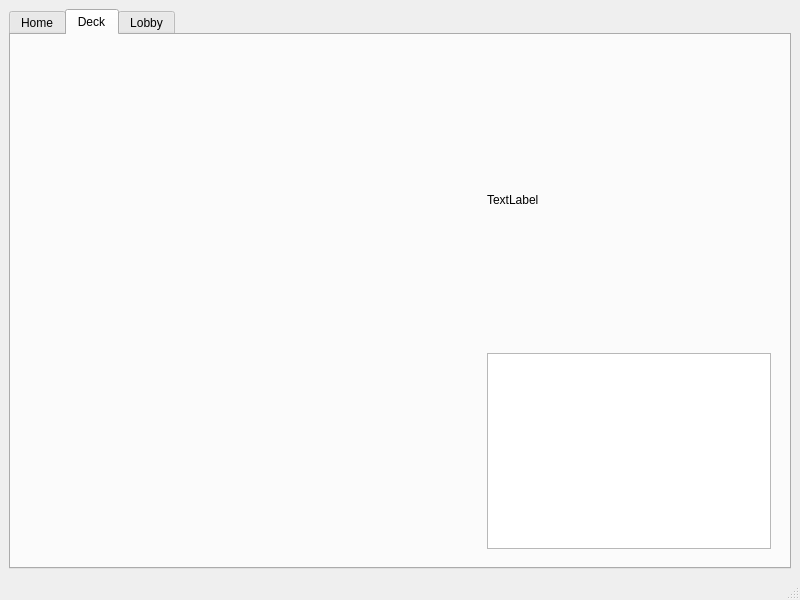
Above: mainwindow.ui from MoatazHellal/Landspire before the change. Below: the same form after it.
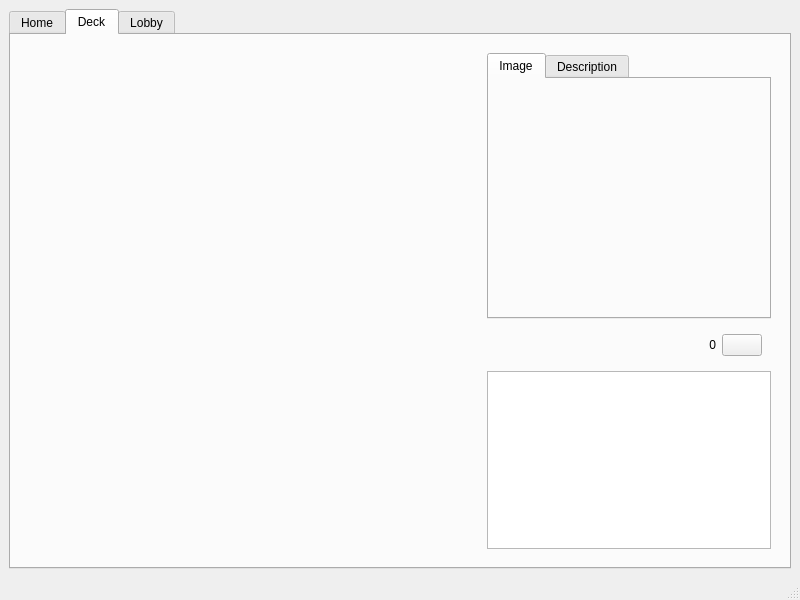
That is the form after the change. The open tabs and pages were chosen to show the change. Icons and pictures are not drawn.

Commit message: Added clead deck button, card count label, fixed drag and drop card to deck, added right click to add card to deck, added card removal from deck, updated lobby layout

```diff
--- a/mainwindow.ui
+++ b/mainwindow.ui
@@ -10,15 +10,21 @@
     <height>600</height>
    </rect>
   </property>
+  <property name="sizePolicy">
+   <sizepolicy hsizetype="MinimumExpanding" vsizetype="Preferred">
+    <horstretch>0</horstretch>
+    <verstretch>0</verstretch>
+   </sizepolicy>
+  </property>
   <property name="windowTitle">
    <string>MainWindow</string>
   </property>
   <widget class="QWidget" name="centralwidget">
-   <layout class="QHBoxLayout" name="horizontalLayout">
+   <layout class="QHBoxLayout" name="horizontalLayout_6">
     <item>
      <widget class="QTabWidget" name="tabWidget">
       <property name="currentIndex">
-       <number>1</number>
+       <number>2</number>
       </property>
       <widget class="QWidget" name="tab">
        <attribute name="title">
@@ -87,12 +93,89 @@
            <widget class="QWidget" name="RightPane" native="true">
             <layout class="QVBoxLayout" name="verticalLayout_2">
              <item>
-              <layout class="QVBoxLayout" name="verticalLayout" stretch="3,2">
+              <layout class="QVBoxLayout" name="verticalLayout" stretch="3,0,2">
                <item>
-                <widget class="QLabel" name="CardPreview">
-                 <property name="text">
-                  <string>TextLabel</string>
+                <widget class="QTabWidget" name="tabWidget_2">
+                 <property name="currentIndex">
+                  <number>0</number>
                  </property>
+                 <widget class="QWidget" name="Image">
+                  <attribute name="title">
+                   <string>Image</string>
+                  </attribute>
+                  <widget class="QLabel" name="CardPreview">
+                   <property name="geometry">
+                    <rect>
+                     <x>0</x>
+                     <y>0</y>
+                     <width>272</width>
+                     <height>229</height>
+                    </rect>
+                   </property>
+                   <property name="text">
+                    <string/>
+                   </property>
+                   <property name="alignment">
+                    <set>Qt::AlignmentFlag::AlignCenter</set>
+                   </property>
+                  </widget>
+                 </widget>
+                 <widget class="QWidget" name="Description">
+                  <attribute name="title">
+                   <string>Description</string>
+                  </attribute>
+                  <widget class="QLabel" name="CardDescription">
+                   <property name="geometry">
+                    <rect>
+                     <x>0</x>
+                     <y>0</y>
+                     <width>272</width>
+                     <height>229</height>
+                    </rect>
+                   </property>
+                   <property name="text">
+                    <string/>
+                   </property>
+                  </widget>
+                 </widget>
+                </widget>
+               </item>
+               <item>
+                <widget class="QWidget" name="widget" native="true">
+                 <property name="minimumSize">
+                  <size>
+                   <width>20</width>
+                   <height>20</height>
+                  </size>
+                 </property>
+                 <layout class="QHBoxLayout" name="horizontalLayout_7">
+                  <item>
+                   <widget class="QLabel" name="CardCount">
+                    <property name="text">
+                     <string>0</string>
+                    </property>
+                    <property name="alignment">
+                     <set>Qt::AlignmentFlag::AlignRight|Qt::AlignmentFlag::AlignTrailing|Qt::AlignmentFlag::AlignVCenter</set>
+                    </property>
+                   </widget>
+                  </item>
+                  <item>
+                   <widget class="QPushButton" name="ClearDeck">
+                    <property name="sizePolicy">
+                     <sizepolicy hsizetype="Fixed" vsizetype="Fixed">
+                      <horstretch>0</horstretch>
+                      <verstretch>0</verstretch>
+                     </sizepolicy>
+                    </property>
+                    <property name="text">
+                     <string/>
+                    </property>
+                    <property name="icon">
+                     <iconset theme="QIcon::ThemeIcon::EditDelete"/>
+                    </property>
+                   </widget>
+                  </item>
+                 </layout>
                 </widget>
                </item>
                <item>
@@ -111,12 +194,34 @@
        <attribute name="title">
         <string>Lobby</string>
        </attribute>
-       <layout class="QGridLayout" name="gridLayout_5">
-        <item row="0" column="0">
-         <widget class="QListWidget" name="listWidget"/>
+       <layout class="QHBoxLayout" name="horizontalLayout_8">
+        <item>
+         <layout class="QVBoxLayout" name="verticalLayout_3">
+          <item>
+           <widget class="QListView" name="listView_2"/>
+          </item>
+          <item>
+           <layout class="QHBoxLayout" name="horizontalLayout">
+            <item>
+             <widget class="QPushButton" name="pushButton">
+              <property name="text">
+               <string>Create Room</string>
+              </property>
+             </widget>
+            </item>
+            <item>
+             <widget class="QPushButton" name="pushButton_2">
+              <property name="text">
+               <string>Join Room</string>
+              </property>
+             </widget>
+            </item>
+           </layout>
+          </item>
+         </layout>
         </item>
-        <item row="0" column="1">
-         <widget class="QListWidget" name="listWidget_2"/>
+        <item>
+         <widget class="QListView" name="listView_3"/>
         </item>
        </layout>
       </widget>
```
The commit also changes 29 other files.
